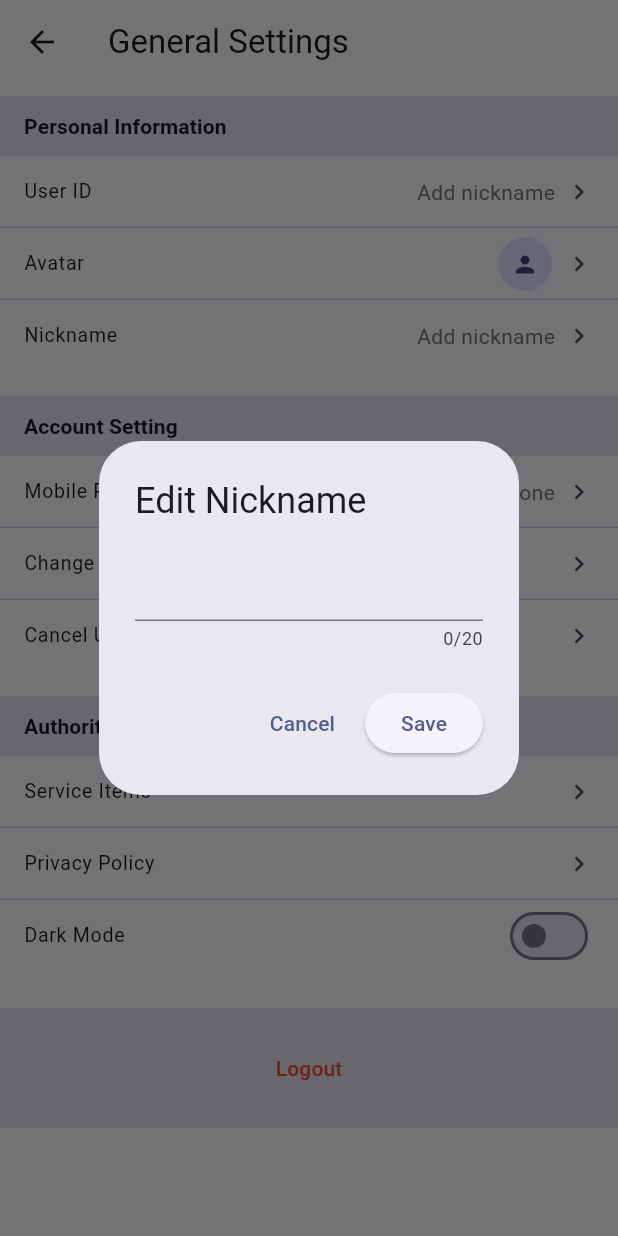
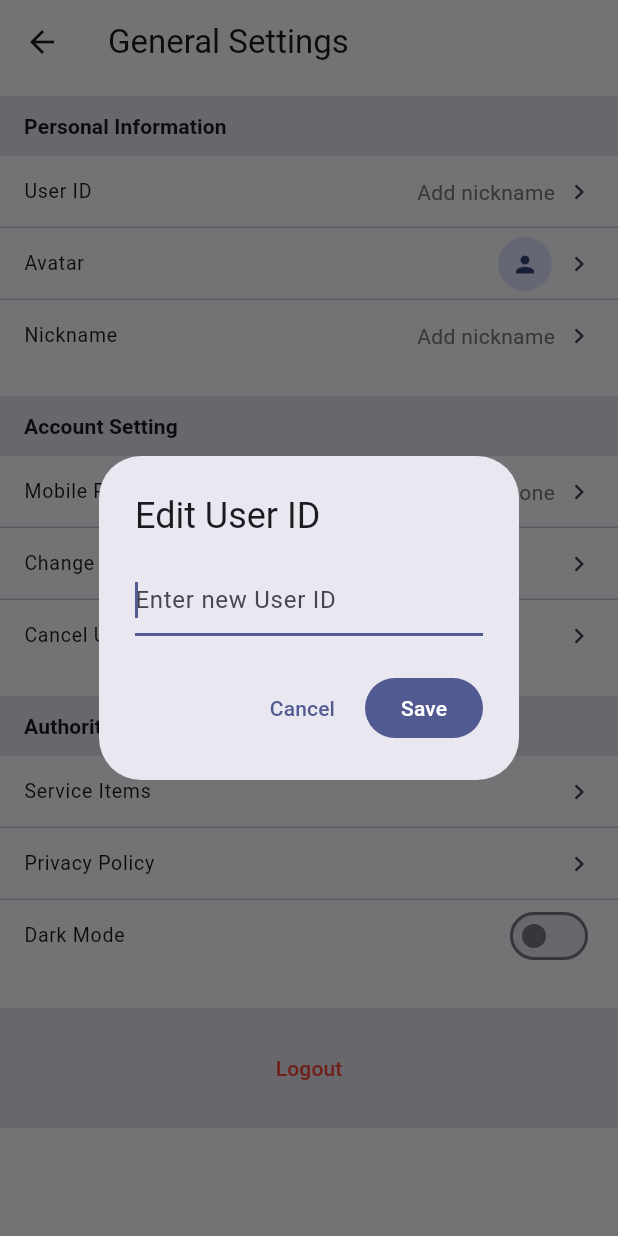
Before and after one commit to scientifios/organizational_app_group_1_csen268_f25, a Flutter app: the SettingsPage screen opened by its route, after a tap on "User ID", on a phone screen of 412 x 824 dp. Run offline on Flutter 3.47's test engine with Material 3 defaults, Android fonts, the light colour scheme and no system bars; our stand-ins replace bloc, equatable, flutter_bloc, go_router.

Commit message:
pop up function and Nickname

```diff
--- a/lib/ui/pages/settings_page.dart
+++ b/lib/ui/pages/settings_page.dart
@@ -30,18 +30,17 @@
                 title: 'User ID',
                 value: user?.id ?? 'Add nickname',
                 onTap: ()async{
-                  final controller = TextEditingController(text: user?.nickname ?? '');
-                  final result = await showDialog<String>(
-                    context: context,
-                    builder: (_) => AlertDialog(
-                      title: const Text('Edit Nickname'),
-                      content: TextField(controller: controller, maxLength: 20),
-                      actions: [
-                        TextButton(onPressed: () => Navigator.pop(context), child: const Text('Cancel')),
-                        ElevatedButton(onPressed: () => Navigator.pop(context, controller.text), child: const Text('Save')),
-                      ],
-                      ) ,
+                  final newId = await _editTextDialog(
+                    context,
+                    title: 'Edit User ID',
+                    initial: user?.id ?? '',
+                    hint: 'Enter new User ID',
                   );
+                  if(newId != null){
+                    ScaffoldMessenger.of(context).showSnackBar(
+                      SnackBar(content: Text('User ID -> $newId (demo only)'))
+                      );
+                  }
                 },
               ),
               const Divider(height: 0),
@@ -227,3 +226,38 @@
     SnackBar(content: Text('「$feature」is coming soon')),
   );
 }
+
+Future<String?> _editTextDialog(
+  BuildContext context, {
+  required String title,
+  String initial = '',
+  String? hint,
+  TextInputType? keyboardType,
+}) async {
+  final controller = TextEditingController(text: initial);
+  final result = await showDialog<String>(
+    context: context,
+    builder: (_) => AlertDialog(
+      title: Text(title),
+      content: TextField(
+        controller: controller,
+        keyboardType: keyboardType,
+        decoration: InputDecoration(hintText: hint),
+        autofocus: true,
+      ),
+      actions: [
+        TextButton(
+          onPressed: () => Navigator.pop(context),
+          child: const Text('Cancel'),
+        ),
+        FilledButton(
+          onPressed: () => Navigator.pop(context, controller.text.trim()),
+          child: const Text('Save'),
+        ),
+      ],
+    ),
+  );
+
+  if (result == null || result.isEmpty || result == initial) return null;
+  return result;
+}
```
